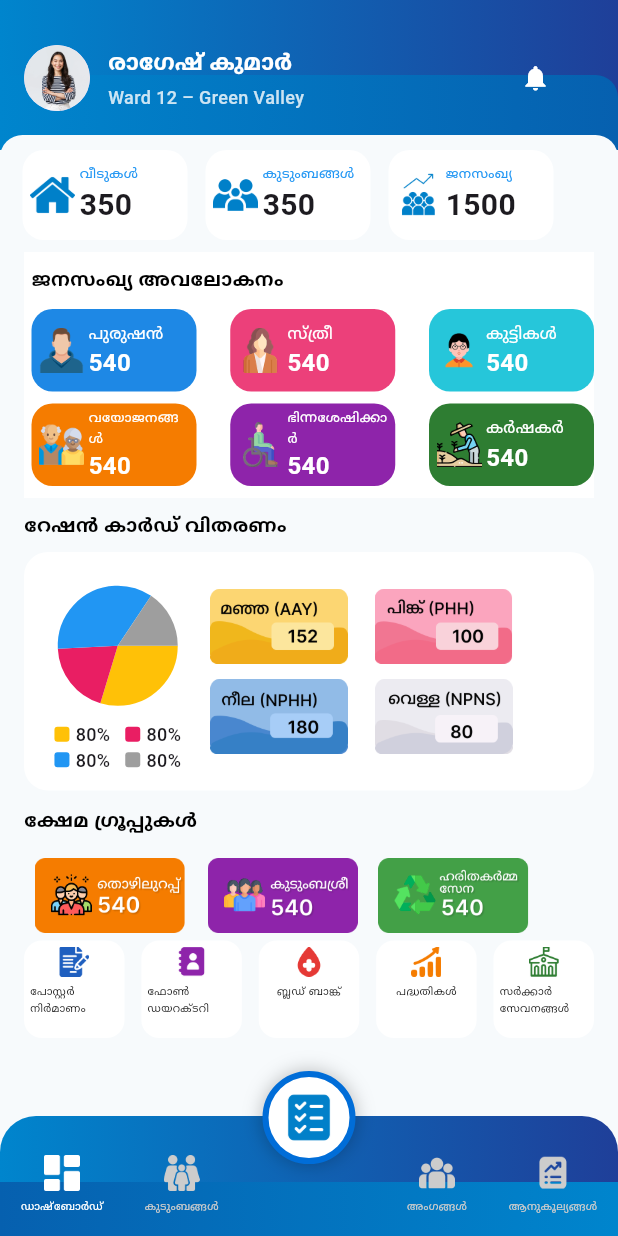
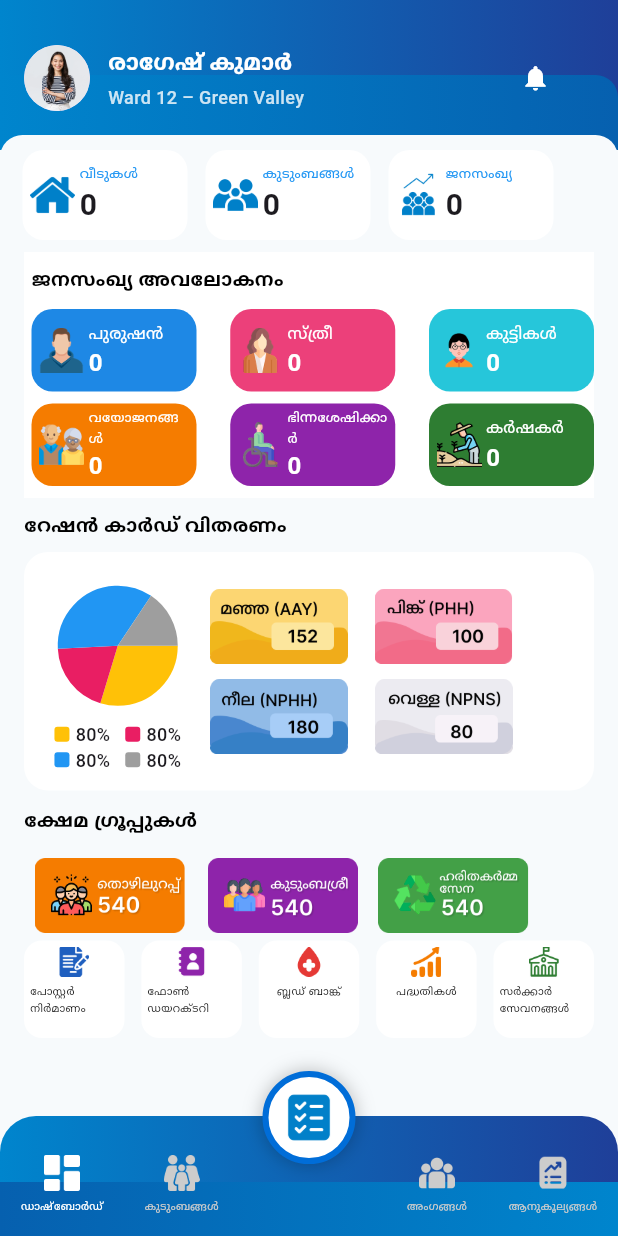
Before and after one commit to safarashlimp/e_member_application, a Flutter app: the DashboardPage screen opened directly, on a phone screen of 412 x 824 dp. Run offline on Flutter 3.47's test engine with Material 3 defaults, Android fonts, the light colour scheme and no system bars; drawn by our look-alikes of fl_chart; our stand-ins replace bloc, dartz, dio, equatable, flutter_bloc, freezed_annotation and 2 more; accounts and stored records are empty; network calls fail; project files that could hold a hidden picture were left out.

Commit message:
complete all things before adding dashboard

```diff
--- a/lib/core/widget/text_field/app_drop_down.dart
+++ b/lib/core/widget/text_field/app_drop_down.dart
@@ -64,7 +64,7 @@ class AppDropdownField<T> extends StatelessWidget {
         hintText: hintText,
         focusedBorderColor: AppColor.borderColor,
       ),
-      //validator: validator ?? Validator.validateSelection<T>,
+      validator: validator ,
       dropdownColor: dropdownBgColor,
       icon: Icon(Icons.arrow_drop_down, color: iconColor),
 
--- a/lib/feature/add_servy_report/presentation/view/add_servy_items.dart
+++ b/lib/feature/add_servy_report/presentation/view/add_servy_items.dart
@@ -64,6 +64,7 @@ class _AddServyItemsState extends State<AddServyItems> {
   final TextEditingController anualIncome = TextEditingController();
   final TextEditingController cardNumber = TextEditingController();
   final TextEditingController surveyornamecontroller = TextEditingController();
+  final _formKey = GlobalKey<FormState>();
 
   String? selectedRationCardLabel;
   String? selectedRationCardId;
@@ -112,7 +113,7 @@ class _AddServyItemsState extends State<AddServyItems> {
       casteCert = widget.headerData!.kudumbashreeMember;
       disability = widget.headerData!.govtBeneficiary;
       widow = widget.headerData!.extremePoor;
-      surveyornamecontroller.text = widget.headerData?.surveyor?? '';
+      surveyornamecontroller.text = widget.headerData?.surveyor ?? '';
     }
   }
 
@@ -151,6 +152,8 @@ class _AddServyItemsState extends State<AddServyItems> {
                     },
                   ),
                   Expanded(
+                    child: Form(
+                      key: _formKey,
                       child: ListView(
                         padding: EdgeInsets.all(13),
                         physics: const BouncingScrollPhysics(),
@@ -174,7 +177,8 @@ class _AddServyItemsState extends State<AddServyItems> {
                                 ),
                                 SizedBox(height: 18),
                                 AppTextField(
-                                controller: houseName, //hintText: "വീട്ടുപേര്",
+                                  controller:
+                                      houseName, //hintText: "വീട്ടുപേര്",
                                   label: "* വീട്ടുപേര്",
                                   labelColor: AppColor.hintText2,
                                   borderColor: AppColor.borderColor,
@@ -197,7 +201,8 @@ class _AddServyItemsState extends State<AddServyItems> {
                                         focusedBorderColor: AppColor.primary,
                                         labelfontSizes: 12,
                                         textColor: AppColor.primary,
-                                      validator: Validator.houseNumberValidator,
+                                        validator:
+                                            Validator.houseNumberValidator,
                                         width: double.infinity,
                                         type: "house_number",
                                         height: 40,
@@ -230,7 +235,8 @@ class _AddServyItemsState extends State<AddServyItems> {
                                         controller: cardNumber,
                                         label: "* റേഷൻ കാർഡ് നമ്പർ",
                                         type: "card_number",
-                                      validator: Validator.cardNumberValidator,
+                                        validator:
+                                            Validator.cardNumberValidator,
                                         labelColor: AppColor.hintText2,
                                         borderColor: AppColor.borderColor,
                                         focusedBorderColor: AppColor.primary,
@@ -247,17 +253,20 @@ class _AddServyItemsState extends State<AddServyItems> {
                                         builder: (context, state) {
                                           if (state is RationCardLoading) {
                                             return const Center(
-                                            child: CircularProgressIndicator(),
+                                              child:
+                                                  CircularProgressIndicator(),
                                             );
                                           }
 
                                           if (state is RationCardLoaded) {
                                             if (selectedRationCardId != null &&
-                                              selectedRationCardLabel == null) {
+                                                selectedRationCardLabel ==
+                                                    null) {
                                               final match =
                                                   state.items.firstWhere(
                                                 (e) =>
-                                                  e.id == selectedRationCardId,
+                                                    e.id ==
+                                                    selectedRationCardId,
                                                 orElse: () => state.items.first,
                                               );
 
@@ -269,24 +278,34 @@ class _AddServyItemsState extends State<AddServyItems> {
                                               selectedValue:
                                                   selectedRationCardLabel,
                                               borderColor: AppColor.borderColor,
-                                            selectedTextColor: AppColor.primary,
+                                              selectedTextColor:
+                                                  AppColor.primary,
                                               dropdownTextColor:
                                                   AppColor.hintText2,
                                               labelColor: AppColor.hintText2,
                                               iconColor: AppColor.black,
+
                                               dropdownBgColor: AppColor.white,
                                               items: state.items
                                                   .map((e) => e.name)
                                                   .toList(),
-                                            validator:
-                                                Validator.validateSelection,
+                                              // validator:
+                                              //     Validator.validateSelection,
+                                              validator: (value) {
+                                                if (value == null ||
+                                                    value.isEmpty) {
+                                                  return 'റേഷൻ കാർഡ് തരം തിരഞ്ഞെടുക്കുക';
+                                                }
+                                                return null;
+                                              },
                                               onChanged: (value) {
                                                 setState(() {
-                                                selectedRationCardLabel = value;
+                                                  selectedRationCardLabel =
+                                                      value;
                                                   selectedRationCardId = state
                                                       .items
-                                                    .firstWhere(
-                                                        (e) => e.name == value)
+                                                      .firstWhere((e) =>
+                                                          e.name == value)
                                                       .id;
                                                 });
                                               },
@@ -319,11 +338,13 @@ class _AddServyItemsState extends State<AddServyItems> {
                                 AppRadioField(
                                   label: "കുടുംബശ്രീ അംഗമാണോ?",
                                   value: casteCert,
-                                onChanged: (v) => setState(() => casteCert = v),
+                                  onChanged: (v) =>
+                                      setState(() => casteCert = v),
                                 ),
                                 const SizedBox(height: 18),
                                 AppRadioField(
-                                label: "സർക്കാർ അനുകൂല്യങ്ങൾ ലഭിക്കുന്നുണ്ടോ?",
+                                  label:
+                                      "സർക്കാർ അനുകൂല്യങ്ങൾ ലഭിക്കുന്നുണ്ടോ?",
                                   value: disability,
                                   onChanged: (v) =>
                                       setState(() => disability = v),
@@ -365,20 +386,24 @@ class _AddServyItemsState extends State<AddServyItems> {
                                   child: AppActionButton(
                                     label: "അടുത്തത്",
                                     onPressed: () {
-
-                                                             if (gardienName.text.trim().isEmpty ||
-    houseNumber.text.trim().isEmpty ||
-    houseName.text.trim().isEmpty ||
-    cardNumber.text.trim().isEmpty ||
-    selectedRationCardId == null) {
-
-  ScaffoldMessenger.of(context).showSnackBar(
-    const SnackBar(
-      content: Text('അവശ്യമായ എല്ലാ വിവരങ്ങളും നൽകുക'),
-    ),
-  );
+                                      // if (gardienName.text.trim().isEmpty ||
+                                      //     houseNumber.text.trim().isEmpty ||
+                                      //     houseName.text.trim().isEmpty ||
+                                      //     cardNumber.text.trim().isEmpty ||
+                                      //     selectedRationCardId == null) {
+                                      //   ScaffoldMessenger.of(context)
+                                      //       .showSnackBar(
+                                      //     const SnackBar(
+                                      //       content: Text(
+                                      //           'അവശ്യമായ എല്ലാ വിവരങ്ങളും നൽകുക'),
+                                      //     ),
+                                      //   );
+                                      //   return;
+                                      // }
+                                      if(_formKey.currentState!.validate()){
                                         return;
                                       }
+
                                       final headerData = SurveyHeaderModel(
                                         houseChief: gardienName.text,
                                         houseNumber: houseNumber.text,
@@ -408,7 +433,8 @@ class _AddServyItemsState extends State<AddServyItems> {
                                                 )..add(FetchLandTypes()),
                                               ),
                                               BlocProvider(
-                                              create: (_) => WaterFacilityBloc(
+                                                create: (_) =>
+                                                    WaterFacilityBloc(
                                                   FamilyDropRepositoryImpl(),
                                                 )..add(FetchWaterFacilities()),
                                               ),
@@ -457,7 +483,8 @@ class _AddServyItemsState extends State<AddServyItems> {
                                 if (state is HouseholdSubmitSuccess) {
                                   ScaffoldMessenger.of(context).showSnackBar(
                                     const SnackBar(
-                                      content: Text('Submitted successfully')),
+                                        content:
+                                            Text('Submitted successfully')),
                                   );
                                   Navigator.pushReplacement(
                                     context,
@@ -499,48 +526,50 @@ class _AddServyItemsState extends State<AddServyItems> {
                                 return AppActionButton(
                                   label: 'സമർപ്പിക്കുക',
                                   onPressed: () {
-
                                     if (gardienName.text.trim().isEmpty ||
                                         houseNumber.text.trim().isEmpty ||
                                         houseName.text.trim().isEmpty ||
                                         cardNumber.text.trim().isEmpty ||
                                         selectedRationCardId == null) {
-
-  ScaffoldMessenger.of(context).showSnackBar(
+                                      ScaffoldMessenger.of(context)
+                                          .showSnackBar(
                                         const SnackBar(
-      content: Text('അവശ്യമായ എല്ലാ വിവരങ്ങളും നൽകുക'),
+                                          content: Text(
+                                              'അവശ്യമായ എല്ലാ വിവരങ്ങളും നൽകുക'),
                                         ),
                                       );
                                       return;
                                     }
 
                                     if (isEdit && widget.editId == null) {
-                                    ScaffoldMessenger.of(context).showSnackBar(
+                                      ScaffoldMessenger.of(context)
+                                          .showSnackBar(
                                         const SnackBar(
                                             content: Text('Edit ID missing')),
                                       );
                                       return;
                                     }
 
-
                                     context.read<HouseholdSubmitBloc>().add(
-
                                           SubmitHouseholdEvent(
                                               data: SurveyHeaderModel(
                                                   houseChief: gardienName.text,
                                                   houseNumber: houseNumber.text,
                                                   houseName: houseName.text,
-                                              rationCardNumber: cardNumber.text,
+                                                  rationCardNumber:
+                                                      cardNumber.text,
                                                   rationCardTypeId:
                                                       selectedRationCardId
                                                           .toString(),
-                                              annualIncome: anualIncome.text,
+                                                  annualIncome:
+                                                      anualIncome.text,
                                                   hasJobCard: rationCard,
                                                   kudumbashreeMember: casteCert,
                                                   govtBeneficiary: disability,
                                                   extremePoor: widow,
-                                              surveyor: surveyornamecontroller.text
-                                            ),
+                                                  surveyor:
+                                                      surveyornamecontroller
+                                                          .text),
                                               editId: widget.editId),
                                         );
                                   },
@@ -558,6 +587,7 @@ class _AddServyItemsState extends State<AddServyItems> {
                         ],
                       ),
                     ),
+                  ),
                 ],
               );
             },
--- a/lib/feature/dash_board/presentation/view/dash_board_screen.dart
+++ b/lib/feature/dash_board/presentation/view/dash_board_screen.dart
@@ -1,11 +1,11 @@
 import 'package:e_member_app/core/theme/app_color/app_color.dart';
 import 'package:e_member_app/core/widget/common/bottom_navigation_bar.dart';
 
-import 'package:e_member_app/feature/dash_board/presentation/view/bottom_cart.dart';
-import 'package:e_member_app/feature/dash_board/presentation/view/dash_board_header.dart';
-import 'package:e_member_app/feature/dash_board/presentation/view/gender_sector.dart';
-import 'package:e_member_app/feature/dash_board/presentation/view/ration_sector.dart';
-import 'package:e_member_app/feature/dash_board/presentation/view/top_sats.dart';
+import 'package:e_member_app/feature/dash_board/presentation/widget/bottom_cart.dart';
+import 'package:e_member_app/feature/dash_board/presentation/widget/dash_board_header.dart';
+import 'package:e_member_app/feature/dash_board/presentation/widget/gender_sector.dart';
+import 'package:e_member_app/feature/dash_board/presentation/widget/ration_sector.dart';
+import 'package:e_member_app/feature/dash_board/presentation/widget/top_sats.dart';
 import 'package:flutter/material.dart';
 import 'package:flutter/services.dart';
 
@@ -47,12 +47,22 @@ class _DashboardPageState extends State<DashboardPage> {
                       // const SizedBox(height: 12),
                       Padding(
                         padding: const EdgeInsets.symmetric(horizontal: 15),
-                        child: TopStats(),
+                        child: TopStats(
+                          housecount: 0,
+                          familiesCount: 0,
+                           memeberscount: 0),
                       ),
 
                       const SizedBox(height: 8),
 
-                      GenderSection(),
+                      GenderSection(
+                        maleCount: 0,
+                         femaleCount: 0,
+                          childrenCount: 0,
+                           elderlyCount: 0,
+                            disabledCount: 0,
+                             farmersCount: 0
+                             ),
 
                       //const SizedBox(height: 5),
 
--- a/lib/feature/dash_board/presentation/view/gender_sector.dart
+++ b/lib/feature/dash_board/presentation/widget/gender_sector.dart
@@ -2,7 +2,21 @@ import 'package:e_member_app/core/theme/app_color/app_color.dart';
 import 'package:flutter/material.dart';
 
 class GenderSection extends StatefulWidget {
-  const GenderSection({super.key});
+  final int maleCount;
+  final int femaleCount;
+  final int  childrenCount;
+  final int elderlyCount;
+  final int disabledCount;
+  final int farmersCount;
+  const GenderSection({super.key,
+  required this.maleCount,
+  required this.femaleCount,
+  required this.childrenCount,
+  required  this.elderlyCount,
+  required this.disabledCount,
+  required this.farmersCount
+
+  });
 
   @override
   State<GenderSection> createState() => _GenderSectionState();
@@ -34,10 +48,10 @@ class _GenderSectionState extends State<GenderSection> {
 
 
 
-              children: const [
-                _GenderCard('assets/images/avatar-design 1.png', 'പുരുഷൻ', '540', AppColor.blue, 12),
-                _GenderCard('assets/images/businesswoman 1.png', 'സ്ത്രീ', '540', AppColor.pink, 12),
-                _GenderCard('assets/images/people 1.png', 'കുട്ടികൾ', '540', AppColor.naviBlue, 12),
+              children: [
+                _GenderCard('assets/images/avatar-design 1.png', 'പുരുഷൻ', widget.maleCount , AppColor.blue, 12),
+                _GenderCard('assets/images/businesswoman 1.png', 'സ്ത്രീ', widget.femaleCount, AppColor.pink, 12),
+                _GenderCard('assets/images/people 1.png', 'കുട്ടികൾ', widget.childrenCount, AppColor.naviBlue, 12),
               ],
             ),
 
@@ -48,10 +62,10 @@ class _GenderSectionState extends State<GenderSection> {
 
 
 
-              children: const [
-                _GenderCard('assets/images/avatar 1.png', 'വയോജനങ്ങൾ', '540', AppColor.orange1, 10),
-                _GenderCard('assets/images/disabled-person 1.png', 'ഭിന്നശേഷിക്കാർ', '540', AppColor.violet,10),
-                _GenderCard('assets/images/farmer 1.png', 'കർഷകർ', '540', AppColor.darkGreen,12),
+              children:  [
+                _GenderCard('assets/images/avatar 1.png', 'വയോജനങ്ങൾ', widget.elderlyCount, AppColor.orange1, 10),
+                _GenderCard('assets/images/disabled-person 1.png', 'ഭിന്നശേഷിക്കാർ', widget.disabledCount, AppColor.violet,10),
+                _GenderCard('assets/images/farmer 1.png', 'കർഷകർ', widget.farmersCount, AppColor.darkGreen,12),
               ],
             ),
           ],
@@ -63,7 +77,7 @@ class _GenderSectionState extends State<GenderSection> {
 class _GenderCard extends StatelessWidget {
   final String icon;
   final String label;
-  final String value;
+  final int value;
   final Color color;
   final double fontSizes  ;
 
@@ -97,7 +111,7 @@ class _GenderCard extends StatelessWidget {
                 overflow: TextOverflow.visible,
                    style: TextStyle(color: AppColor.white,fontSize: fontSizes,fontWeight: FontWeight.w500)),
                 //const SizedBox(height: 2),
-                Text(value,
+                Text(value.toString(),
                     style: const TextStyle(
                         color: Colors.white,
                         fontSize: 16,
--- a/lib/feature/dash_board/presentation/view/top_sats.dart
+++ b/lib/feature/dash_board/presentation/widget/top_sats.dart
@@ -1,7 +1,10 @@
 import 'package:flutter/material.dart';
 
 class TopStats extends StatefulWidget {
-  const TopStats({super.key});
+  final int housecount;
+  final  int  familiesCount;
+  final int   memeberscount;
+  const TopStats({super.key,required this.housecount,required this.familiesCount, required this.memeberscount });
 
   @override
   State<TopStats> createState() => _TopStatsState();
@@ -11,23 +14,23 @@ class _TopStatsState extends State<TopStats> {
   @override
   Widget build(BuildContext context) {
     return Row(
-      children: const [
+      children:  [
         _StatCard(
           icon: 'assets/images/home.png',
           label: 'വീടുകൾ',
-          value: '350',
+          value : widget.housecount,
         ),
         SizedBox(width: 12),
         _StatCard(
           icon: 'assets/images/Mask group (25).png',
           label: 'കുടുംബങ്ങൾ',
-          value: '350',
+          value: widget.familiesCount,
         ),
         SizedBox(width: 12),
         _StatCard(
           icon: 'assets/images/Mask group (26).png',
           label: 'ജനസംഖ്യ',
-          value: '1500',
+          value: widget.memeberscount,
         ),
       ],
     );
@@ -37,7 +40,7 @@ class _TopStatsState extends State<TopStats> {
 class _StatCard extends StatelessWidget {
   final String icon;
   final String label;
-  final String value;
+  final int  value;
 
   const _StatCard({
     required this.icon,
@@ -75,7 +78,8 @@ class _StatCard extends StatelessWidget {
                 ),
               ),
 
-              Text(value, style: const TextStyle(fontSize: 20,fontWeight: FontWeight.bold)),
+              Text(value.toString(),
+               style: const TextStyle(fontSize: 20,fontWeight: FontWeight.bold)),
             ],
           ),
         ],
```
Also changed, not shown: lib/feature/dash_board/presentation/widget/bottom_cart.dart (renamed from lib/feature/dash_board/presentation/view/bottom_cart.dart), lib/feature/dash_board/presentation/widget/dash_board_header.dart (renamed from lib/feature/dash_board/presentation/view/dash_board_header.dart), lib/feature/dash_board/presentation/widget/ration_sector.dart (renamed from lib/feature/dash_board/presentation/view/ration_sector.dart). Lines whose indentation alone changed are shown as unchanged.
